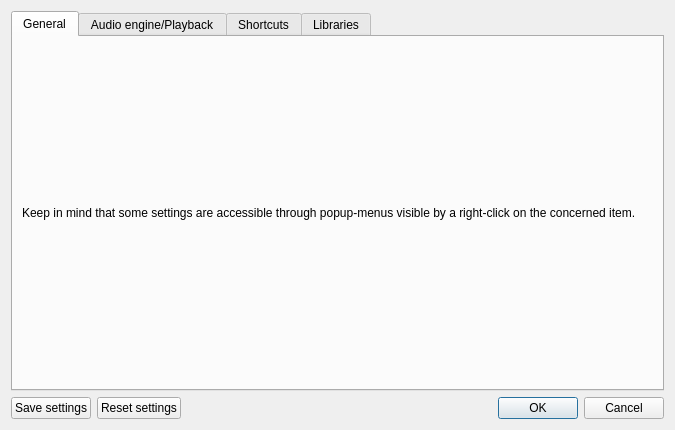
The window that src/wdialogsettings.ui (gillesdegottex/dfasma) describes before a commit, drawn with Qt 5.
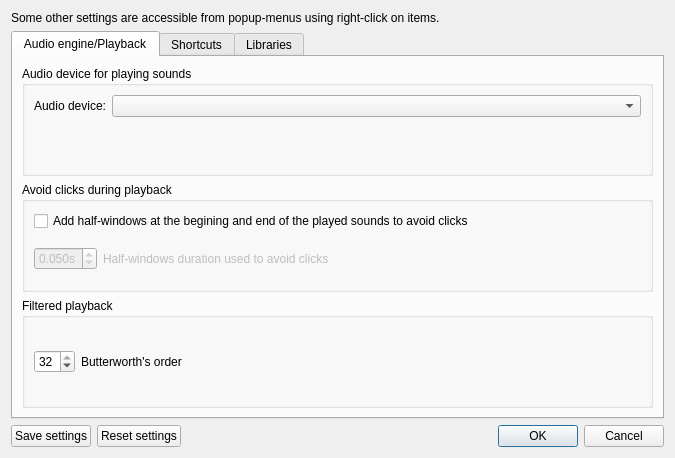
The same window after the commit.

Commit message: Document all shortcuts #60

```diff
--- a/src/wdialogsettings.ui
+++ b/src/wdialogsettings.ui
@@ -7,61 +7,28 @@
     <x>0</x>
     <y>0</y>
     <width>675</width>
-    <height>430</height>
+    <height>458</height>
    </rect>
   </property>
   <property name="windowTitle">
    <string>Dialog</string>
   </property>
   <layout class="QVBoxLayout" name="verticalLayout">
+   <item>
+    <widget class="QLabel" name="label_3">
+     <property name="text">
+      <string>&lt;html&gt;&lt;head/&gt;&lt;body&gt;&lt;p&gt;Some other settings are accessible from popup-menus using right-click on items.&lt;/p&gt;&lt;/body&gt;&lt;/html&gt;</string>
+     </property>
+     <property name="wordWrap">
+      <bool>true</bool>
+     </property>
+    </widget>
+   </item>
    <item>
     <widget class="QTabWidget" name="tabWidget">
      <property name="currentIndex">
       <number>0</number>
      </property>
-     <widget class="QWidget" name="tab_3">
-      <attribute name="title">
-       <string>General</string>
-      </attribute>
-      <layout class="QVBoxLayout" name="verticalLayout_4">
-       <item>
-        <spacer name="verticalSpacer_2">
-         <property name="orientation">
-          <enum>Qt::Vertical</enum>
-         </property>
-         <property name="sizeHint" stdset="0">
-          <size>
-           <width>20</width>
-           <height>40</height>
-          </size>
-         </property>
-        </spacer>
-       </item>
-       <item>
-        <widget class="QLabel" name="label_3">
-         <property name="text">
-          <string>&lt;html&gt;&lt;head/&gt;&lt;body&gt;&lt;p&gt;Keep in mind that some settings are accessible through popup-menus visible by a right-click on the concerned item.&lt;/p&gt;&lt;/body&gt;&lt;/html&gt;</string>
-         </property>
-         <property name="wordWrap">
-          <bool>true</bool>
-         </property>
-        </widget>
-       </item>
-       <item>
-        <spacer name="verticalSpacer">
-         <property name="orientation">
-          <enum>Qt::Vertical</enum>
-         </property>
-         <property name="sizeHint" stdset="0">
-          <size>
-           <width>20</width>
-           <height>40</height>
-          </size>
-         </property>
-        </spacer>
-       </item>
-      </layout>
-     </widget>
      <widget class="QWidget" name="tabAudioEngine">
       <attribute name="title">
        <string>Audio engine/Playback</string>
```
Left out of the diff: 25 changed lines with no effect on the pictures.
